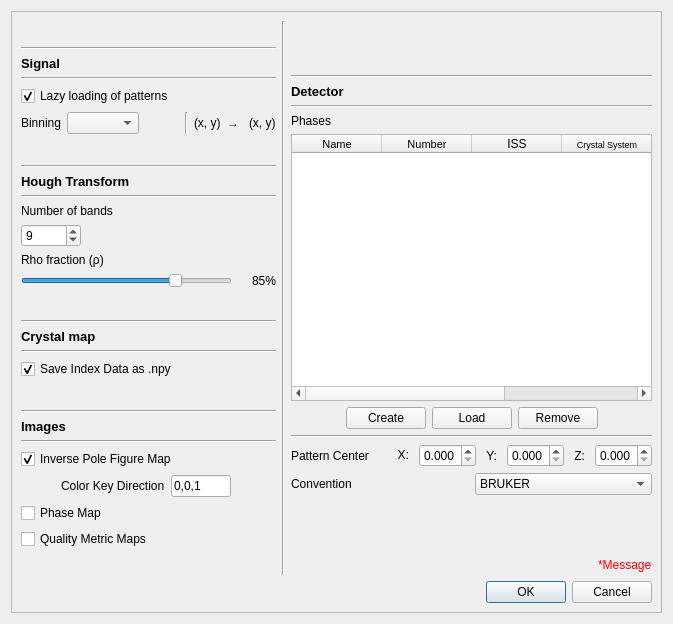
This is ui/hi_setup.ui in EBSP-Indexer/EBSP-Indexer as Qt 5 draws it before an edit. The edited form follows.
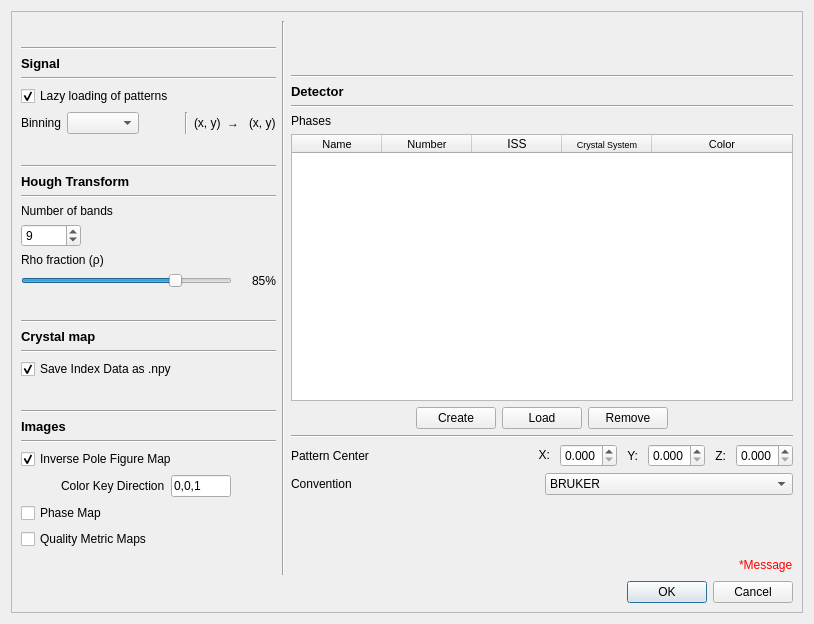
This is the edited form.

Patch:
```diff
--- a/ui/hi_setup.ui
+++ b/ui/hi_setup.ui
@@ -6,7 +6,7 @@
    <rect>
     <x>0</x>
     <y>0</y>
-    <width>673</width>
+    <width>814</width>
     <height>624</height>
    </rect>
   </property>
```
